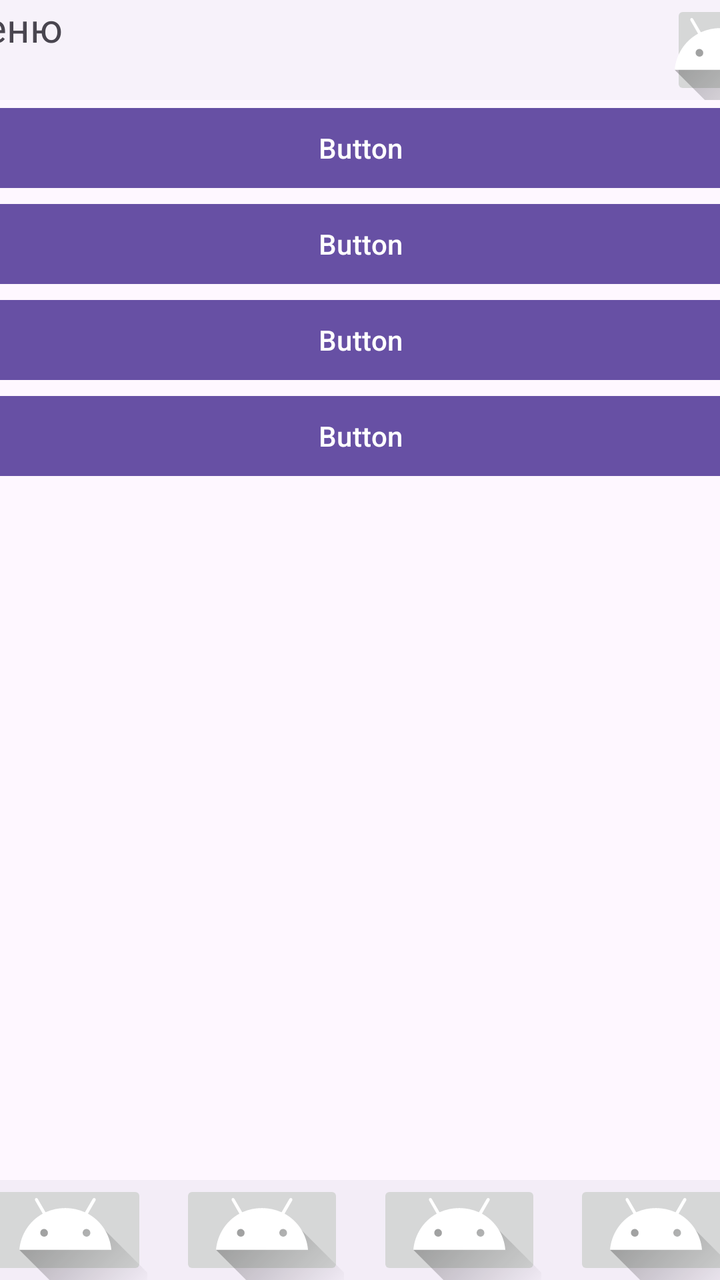
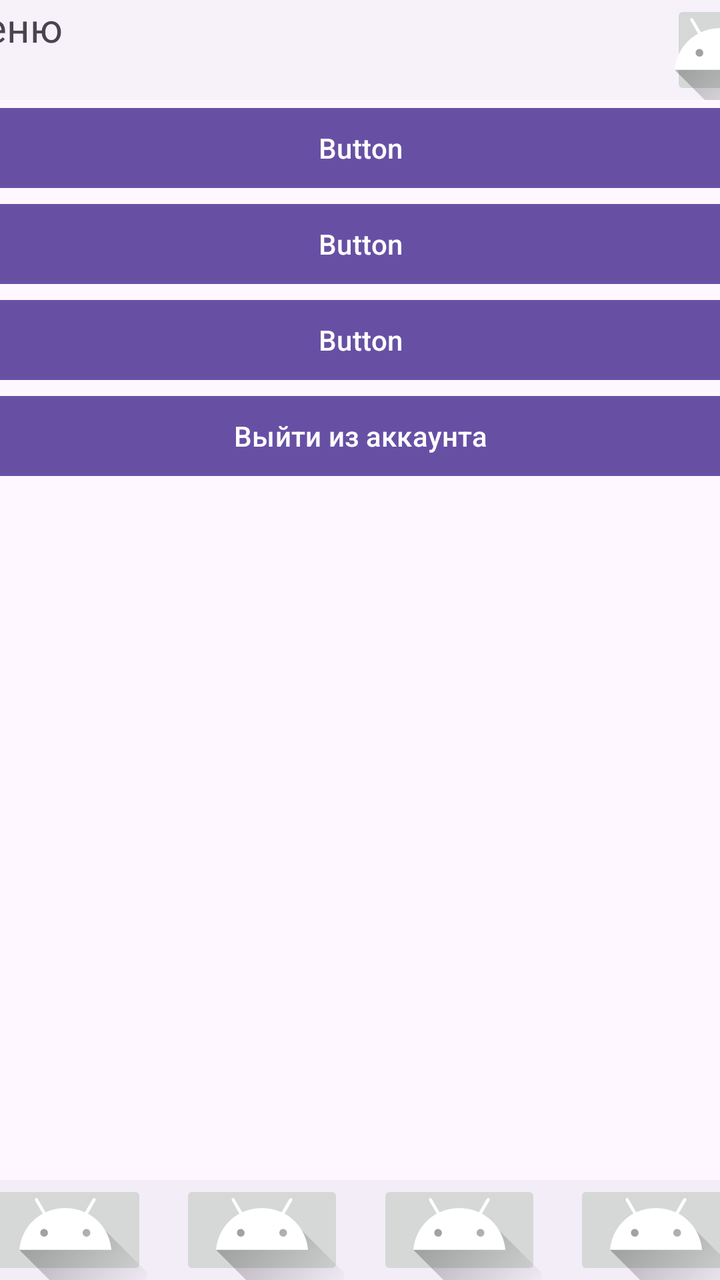

Compare the two renders of this Android layout. The source of the first and the diff that turns it into the second are given below.
<!-- AndroidManifest.xml: application theme Theme.Project1 -->
<!-- res/layout/activity_menu.xml -->
<?xml version="1.0" encoding="utf-8"?>
<androidx.constraintlayout.widget.ConstraintLayout xmlns:android="http://schemas.android.com/apk/res/android"
    xmlns:app="http://schemas.android.com/apk/res-auto"
    xmlns:tools="http://schemas.android.com/tools"
    android:id="@+id/main"
    android:layout_width="match_parent"
    android:layout_height="match_parent"
    tools:context=".Menu">

    <ScrollView
        android:layout_width="410dp"
        android:layout_height="630dp"
        app:layout_constraintEnd_toEndOf="parent"
        app:layout_constraintStart_toStartOf="parent"
        app:layout_constraintTop_toBottomOf="@+id/navigationView">

        <LinearLayout
            android:layout_width="match_parent"
            android:layout_height="wrap_content"
            android:orientation="vertical">

            <Button
                android:id="@+id/button4"
                android:layout_width="match_parent"
                android:layout_height="wrap_content"
                android:text="Button" />

            <Button
                android:id="@+id/button"
                android:layout_width="match_parent"
                android:layout_height="wrap_content"
                android:text="Button" />

            <Button
                android:id="@+id/button2"
                android:layout_width="match_parent"
                android:layout_height="wrap_content"
                android:text="Button" />

            <Button
                android:id="@+id/button3"
                android:layout_width="match_parent"
                android:layout_height="wrap_content"
                android:text="Button" />
        </LinearLayout>
    </ScrollView>

    <com.google.android.material.navigation.NavigationView
        android:id="@+id/navigationView"
        android:layout_width="410dp"
        android:layout_height="50dp"
        app:layout_constraintEnd_toEndOf="parent"
        app:layout_constraintStart_toStartOf="parent"
        app:layout_constraintTop_toTopOf="parent">

        <androidx.constraintlayout.widget.ConstraintLayout
            android:layout_width="match_parent"
            android:layout_height="match_parent">

            <TextView
                android:id="@+id/textView5"
                android:layout_width="wrap_content"
                android:layout_height="50dp"
                android:text="Меню"
                android:textSize="20sp"
                app:layout_constraintBottom_toBottomOf="parent"
                app:layout_constraintStart_toStartOf="parent"
                app:layout_constraintTop_toTopOf="parent" />

            <ImageButton
                android:id="@+id/imageButton2"
                android:layout_width="50dp"
                android:layout_height="wrap_content"
                app:layout_constraintBottom_toBottomOf="parent"
                app:layout_constraintEnd_toEndOf="parent"
                app:layout_constraintTop_toTopOf="parent"
                app:srcCompat="@drawable/ic_launcher_foreground" />
        </androidx.constraintlayout.widget.ConstraintLayout>
    </com.google.android.material.navigation.NavigationView>

    <com.google.android.material.bottomnavigation.BottomNavigationView
        android:id="@+id/bottomNavigationView"
        android:layout_width="410dp"
        android:layout_height="50dp"
        app:layout_constraintBottom_toBottomOf="parent"
        app:layout_constraintEnd_toEndOf="parent"
        app:layout_constraintStart_toStartOf="parent">

        <androidx.constraintlayout.widget.ConstraintLayout
            android:layout_width="match_parent"
            android:layout_height="match_parent">

            <ImageButton
                android:id="@+id/button_home"
                android:layout_width="82dp"
                android:layout_height="wrap_content"
                android:onClick="Osnova_Click"
                app:layout_constraintBottom_toBottomOf="parent"
                app:layout_constraintEnd_toStartOf="@+id/button_search"
                app:layout_constraintStart_toStartOf="parent"
                app:layout_constraintTop_toTopOf="parent"
                app:srcCompat="@drawable/ic_launcher_foreground" />

            <ImageButton
                android:id="@+id/button_search"
                android:layout_width="82dp"
                android:layout_height="wrap_content"
                android:onClick="Search_Click"
                app:layout_constraintBottom_toBottomOf="parent"
                app:layout_constraintEnd_toStartOf="@+id/button_menu"
                app:layout_constraintStart_toEndOf="@+id/button_home"
                app:layout_constraintTop_toTopOf="parent"
                app:layout_constraintVertical_bias="0.0"
                app:srcCompat="@drawable/ic_launcher_foreground" />

            <ImageButton
                android:id="@+id/button_menu"
                android:layout_width="82dp"
                android:layout_height="wrap_content"
                app:layout_constraintBottom_toBottomOf="parent"
                app:layout_constraintEnd_toStartOf="@+id/button_account_info"
                app:layout_constraintStart_toEndOf="@+id/button_search"
                app:layout_constraintTop_toTopOf="parent"
                app:srcCompat="@drawable/ic_launcher_foreground" />

            <ImageButton
                android:id="@+id/button_account_info"
                android:layout_width="82dp"
                android:layout_height="wrap_content"
                android:onClick="Account_info_Click"
                app:layout_constraintBottom_toBottomOf="parent"
                app:layout_constraintEnd_toEndOf="parent"
                app:layout_constraintStart_toEndOf="@+id/button_menu"
                app:layout_constraintTop_toTopOf="parent"
                app:srcCompat="@drawable/ic_launcher_foreground" />
        </androidx.constraintlayout.widget.ConstraintLayout>
    </com.google.android.material.bottomnavigation.BottomNavigationView>
</androidx.constraintlayout.widget.ConstraintLayout>
<!-- resources referenced by this layout -->
<resources>
  <!-- drawable ic_launcher_foreground (drawable) -->
  <vector xmlns:android="http://schemas.android.com/apk/res/android"
      xmlns:aapt="http://schemas.android.com/aapt"
      android:width="108dp"
      android:height="108dp"
      android:viewportWidth="108"
      android:viewportHeight="108">
      <path android:pathData="M31,63.928c0,0 6.4,-11 12.1,-13.1c7.2,-2.6 26,-1.4 26,-1.4l38.1,38.1L107,108.928l-32,-1L31,63.928z">
          <aapt:attr name="android:fillColor">
              <gradient
                  android:endX="85.84757"
                  android:endY="92.4963"
                  android:startX="42.9492"
                  android:startY="49.59793"
                  android:type="linear">
                  <item
                      android:color="#44000000"
                      android:offset="0.0" />
                  <item
                      android:color="#00000000"
                      android:offset="1.0" />
              </gradient>
          </aapt:attr>
      </path>
      <path
          android:fillColor="#FFFFFF"
          android:fillType="nonZero"
          android:pathData="M65.3,45.828l3.8,-6.6c0.2,-0.4 0.1,-0.9 -0.3,-1.1c-0.4,-0.2 -0.9,-0.1 -1.1,0.3l-3.9,6.7c-6.3,-2.8 -13.4,-2.8 -19.7,0l-3.9,-6.7c-0.2,-0.4 -0.7,-0.5 -1.1,-0.3C38.8,38.328 38.7,38.828 38.9,39.228l3.8,6.6C36.2,49.428 31.7,56.028 31,63.928h46C76.3,56.028 71.8,49.428 65.3,45.828zM43.4,57.328c-0.8,0 -1.5,-0.5 -1.8,-1.2c-0.3,-0.7 -0.1,-1.5 0.4,-2.1c0.5,-0.5 1.4,-0.7 2.1,-0.4c0.7,0.3 1.2,1 1.2,1.8C45.3,56.528 44.5,57.328 43.4,57.328L43.4,57.328zM64.6,57.328c-0.8,0 -1.5,-0.5 -1.8,-1.2s-0.1,-1.5 0.4,-2.1c0.5,-0.5 1.4,-0.7 2.1,-0.4c0.7,0.3 1.2,1 1.2,1.8C66.5,56.528 65.6,57.328 64.6,57.328L64.6,57.328z"
          android:strokeWidth="1"
          android:strokeColor="#00000000" />
  </vector>
  <style name="Theme.Project1" parent="Base.Theme.Project1" />
  <style name="Base.Theme.Project1" parent="Theme.Material3.DayNight.NoActionBar">
          
          
      </style>
</resources>

<!-- the commit's change to res/layout/activity_menu.xml (unified diff, before → after) -->
@@ -41,7 +41,8 @@
                 android:id="@+id/button3"
                 android:layout_width="match_parent"
                 android:layout_height="wrap_content"
-                android:text="Button" />
+                android:onClick="Logout_Click"
+                android:text="Выйти из аккаунта" />
         </LinearLayout>
     </ScrollView>
 
